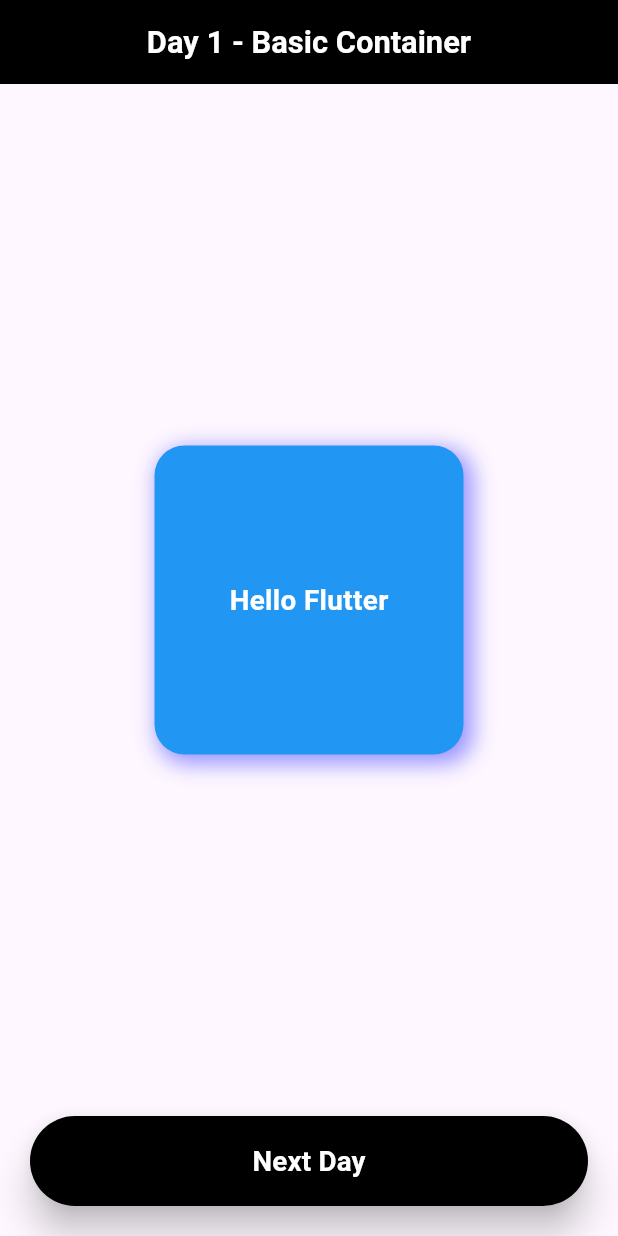
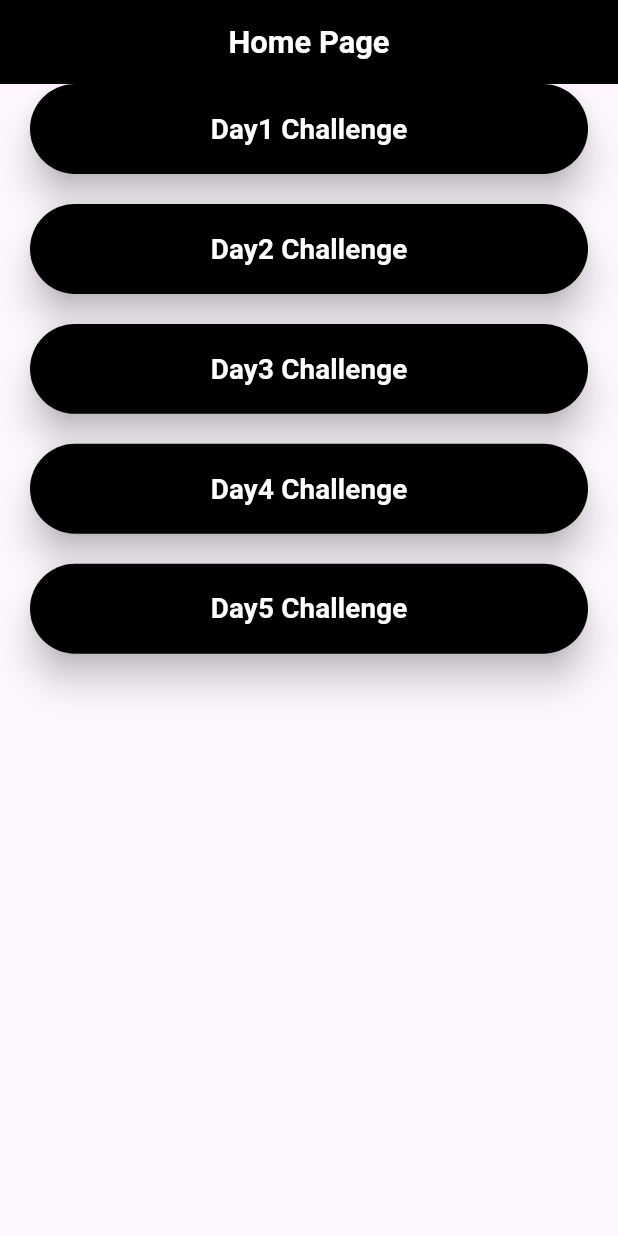
Before and after one commit to hadoopadministrator/my_flutter_app, a Flutter app: the screen it shows after launch, on a phone screen of 412 x 824 dp. Run offline on Flutter 3.47's test engine with Material 3 defaults, Android fonts, the phone set to English and light mode, and no system bars.

Commit message:
home screen,custom button

```diff
--- /dev/null
+++ b/lib/custom_widgets/custom_appbar.dart
@@ -0,0 +1,27 @@
+import 'package:flutter/material.dart';
+
+class CustomAppBar extends StatelessWidget implements PreferredSizeWidget {
+  const CustomAppBar({super.key, required this.title, required this.fontSize});
+  final String title;
+  final double fontSize;
+
+  @override
+  Widget build(BuildContext context) {
+    return AppBar(
+      iconTheme: IconThemeData(color: Colors.white),
+      backgroundColor: Colors.black,
+      centerTitle: true,
+      title: Text(
+        title,
+        style: TextStyle(
+          color: Colors.white,
+          fontSize: fontSize,
+          fontWeight: FontWeight.bold,
+        ),
+      ),
+    );
+  }
+
+  @override
+  Size get preferredSize => const Size.fromHeight(kToolbarHeight);
+}
--- /dev/null
+++ b/lib/custom_widgets/custom_button.dart
@@ -0,0 +1,40 @@
+import 'package:flutter/material.dart';
+
+class CustomButton extends StatelessWidget {
+  const CustomButton({
+    super.key,
+    required this.width,
+    required this.height,
+    required this.days,
+    required this.onPressede,
+  });
+
+  final double width;
+  final double height;
+  final String days;
+  final Function() onPressede;
+
+  @override
+  Widget build(BuildContext context) {
+    return Container(
+      margin: EdgeInsets.only(right: 20, bottom: 20, left: 20),
+      width: width * 1,
+      child: ElevatedButton(
+        style: ElevatedButton.styleFrom(
+          padding: EdgeInsets.symmetric(vertical: height * 0.02),
+          backgroundColor: Colors.black,
+          elevation: 10,
+        ),
+        onPressed: onPressede,
+        child: Text(
+          days,
+          style: TextStyle(
+            fontSize: width * 0.045,
+            fontWeight: FontWeight.bold,
+            color: Colors.white,
+          ),
+        ),
+      ),
+    );
+  }
+}
--- a/lib/main.dart
+++ b/lib/main.dart
@@ -1,5 +1,5 @@
 import 'package:flutter/material.dart';
-import 'screens/basic_container_screen.dart';
+import 'package:my_app/screens/home_screen.dart';
 
 void main() {
   runApp(const MyApp());
@@ -13,7 +13,7 @@ class MyApp extends StatelessWidget {
   Widget build(BuildContext context) {
     return MaterialApp(
       // debugShowCheckedModeBanner: true,
-      home: const BasicContainerScreen(),
+      home: const HomeScreen(),
     );
   }
 }
--- a/lib/screens/basic_container_screen.dart
+++ b/lib/screens/daily_challenge/basic_container_screen.dart
@@ -1,5 +1,7 @@
 import 'package:flutter/material.dart';
-import 'package:my_app/screens/vertical_box_screen.dart';
+import 'package:my_app/screens/daily_challenge/vertical_box_screen.dart';
+
+import '../../custom_widgets/custom_appbar.dart';
 
 class BasicContainerScreen extends StatelessWidget {
   const BasicContainerScreen({super.key});
@@ -21,17 +23,9 @@ class BasicContainerScreen extends StatelessWidget {
 
     return SafeArea(
       child: Scaffold(
-        appBar: AppBar(
-          backgroundColor: Colors.black,
-          centerTitle: true,
-          title: Text(
-            "Day 1 - Basic Container",
-            style: TextStyle(
-              color: Colors.white,
-              fontSize: width * 0.05,
-              fontWeight: FontWeight.bold,
-            ),
-          ),
+        appBar: CustomAppBar(
+          title: "Day 1 - Basic Container",
+          fontSize: width * 0.05,
         ),
         body: Column(
           mainAxisAlignment: MainAxisAlignment.spaceBetween,
--- /dev/null
+++ b/lib/screens/home_screen.dart
@@ -0,0 +1,89 @@
+import 'package:flutter/material.dart';
+import 'package:my_app/screens/daily_challenge/aligned_container_screen.dart';
+import 'package:my_app/screens/daily_challenge/basic_container_screen.dart';
+import 'package:my_app/screens/daily_challenge/horizontal_icon_screen.dart';
+import 'package:my_app/screens/daily_challenge/styled_text_screen.dart';
+import 'package:my_app/screens/daily_challenge/vertical_box_screen.dart';
+
+import '../custom_widgets/custom_appbar.dart';
+import '../custom_widgets/custom_button.dart';
+
+class HomeScreen extends StatelessWidget {
+  const HomeScreen({super.key});
+
+  @override
+  Widget build(BuildContext context) {
+    final width = MediaQuery.sizeOf(context).width;
+    final height = MediaQuery.sizeOf(context).height;
+    return SafeArea(
+      child: Scaffold(
+        appBar: CustomAppBar(title: "Home Page", fontSize: width * 0.05),
+        body: ListView(
+          children: [
+            CustomButton(
+              days: "Day1 Challenge",
+              width: width,
+              height: height,
+              onPressede: () {
+                Navigator.push(
+                  context,
+                  MaterialPageRoute(
+                    builder: (context) => BasicContainerScreen(),
+                  ),
+                );
+              },
+            ),
+            CustomButton(
+              days: "Day2 Challenge",
+              width: width,
+              height: height,
+              onPressede: () {
+                Navigator.push(
+                  context,
+                  MaterialPageRoute(builder: (context) => VerticalBoxScreen()),
+                );
+              },
+            ),
+            CustomButton(
+              days: "Day3 Challenge",
+              width: width,
+              height: height,
+              onPressede: () {
+                Navigator.push(
+                  context,
+                  MaterialPageRoute(
+                    builder: (context) => HorizontalIconScreen(),
+                  ),
+                );
+              },
+            ),
+            CustomButton(
+              days: "Day4 Challenge",
+              width: width,
+              height: height,
+              onPressede: () {
+                Navigator.push(
+                  context,
+                  MaterialPageRoute(builder: (context) => StyledTextScreen()),
+                );
+              },
+            ),
+            CustomButton(
+              days: "Day5 Challenge",
+              width: width,
+              height: height,
+              onPressede: () {
+                Navigator.push(
+                  context,
+                  MaterialPageRoute(
+                    builder: (context) => AlignedContainerScreen(),
+                  ),
+                );
+              },
+            ),
+          ],
+        ),
+      ),
+    );
+  }
+}
```
Also changed, not shown: lib/screens/daily_challenge/aligned_container_screen.dart (renamed from lib/screens/aligned_container_screen.dart, +4 -12 lines), lib/screens/daily_challenge/horizontal_icon_screen.dart (renamed from lib/screens/horizontal_icon_screen.dart, +5 -13 lines), lib/screens/daily_challenge/styled_text_screen.dart (renamed from lib/screens/styled_text_screen.dart, +5 -13 lines), lib/screens/daily_challenge/vertical_box_screen.dart (renamed from lib/screens/vertical_box_screen.dart, +5 -13 lines).
